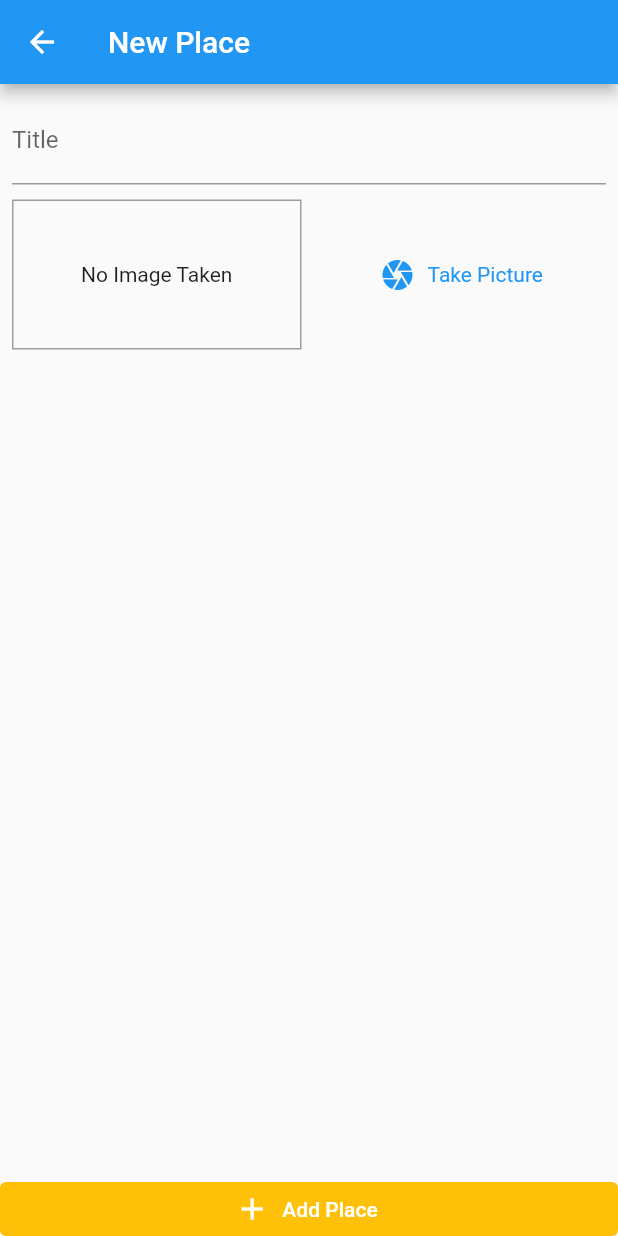
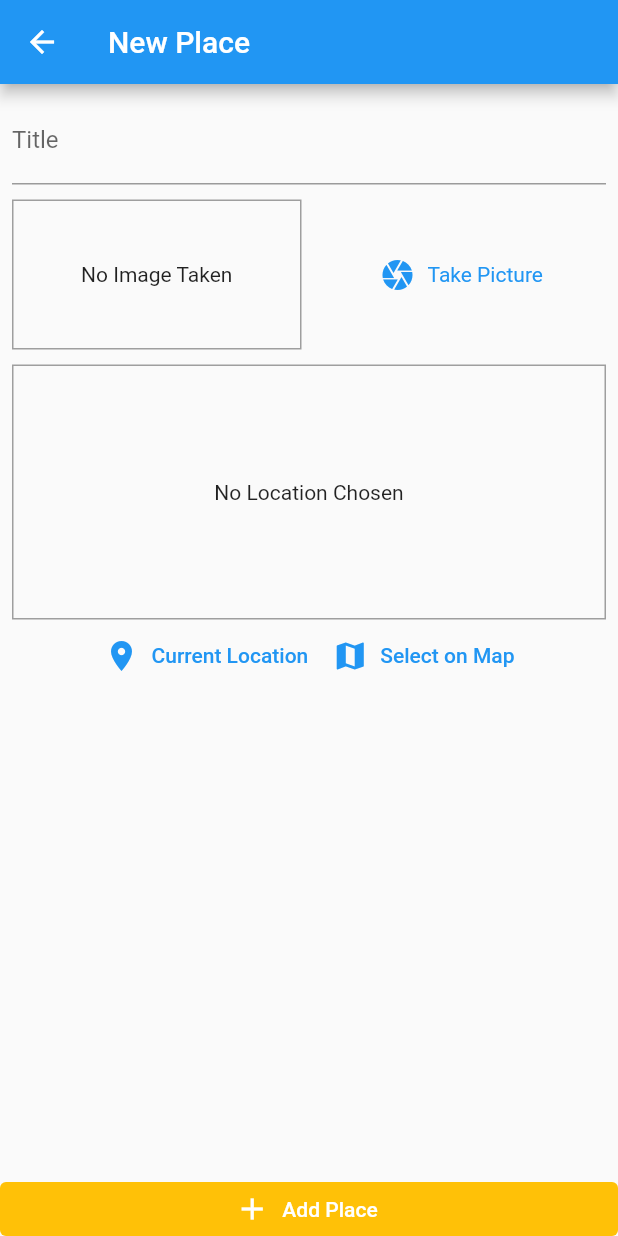
Before and after one commit to prasannakumar2495/Great-Places, a Flutter app: the AddPlaceScreen screen opened by its route, on a phone screen of 412 x 824 dp. Run offline on Flutter 3.47's test engine with Material 2 defaults, Android fonts, the phone set to English and light mode, and no system bars; our stand-ins replace google_maps_flutter, image_picker, location, sqflite; accounts and stored records are empty.

Commit message:
implemented google maps.

```diff
--- /dev/null
+++ b/lib/helpers/location_helper.dart
@@ -0,0 +1,12 @@
+const GOOGLE_API_KEY = 'AIzaSyDl8iO8oQTHb_Y2JhleAmAirTdl1w11WhY';
+
+class LocationHelper {
+  // final originalStaticMapURL =
+  //     'https://maps.googleapis.com/maps/api/staticmap?center=&$latitude,$longitude&zoom=13&size=600x300&maptype=roadmap&markers=color:red%7Clabel:C%7C$latitude,$longitude&key=$GOOGLE_API_KEY&signature=YOUR_SIGNATURE';
+  // final noSignatureMapsURL =
+  //     'https://maps.googleapis.com/maps/api/staticmap?center=&$latitude,$longitude&zoom=13&size=600x300&maptype=roadmap&markers=color:red%7Clabel:C%7C$latitude,$longitude&key=$GOOGLE_API_KEY';
+  static String generateLocationPreviewImage(
+      {required double latitude, required double longitude}) {
+    return 'https://maps.googleapis.com/maps/api/staticmap?center=&$latitude,$longitude&zoom=13&size=600x300&maptype=roadmap&markers=color:red%7Clabel:C%7C$latitude,$longitude&key=$GOOGLE_API_KEY&signature=YOUR_SIGNATURE';
+  }
+}
--- a/lib/models/place.dart
+++ b/lib/models/place.dart
@@ -5,7 +5,7 @@ class PlaceLocation {
   final double longitude;
   final String? address;
 
-  PlaceLocation({
+  const PlaceLocation({
     required this.latitude,
     required this.longitude,
     this.address,
--- a/lib/screens/add_place_screen.dart
+++ b/lib/screens/add_place_screen.dart
@@ -3,6 +3,7 @@ import 'dart:io';
 import 'package:flutter/material.dart';
 import 'package:greatplaces/provider/great_places.dart';
 import 'package:greatplaces/widgets/image_input.dart';
+import 'package:greatplaces/widgets/location_input.dart';
 import 'package:provider/provider.dart';
 
 class AddPlaceScreen extends StatefulWidget {
@@ -67,6 +68,10 @@ class _AddPlaceScreenState extends State<AddPlaceScreen> {
                     ),
                     const SizedBox(height: 10),
                     ImageInput(onSelectImage: _selectImage),
+                    const SizedBox(
+                      height: 10,
+                    ),
+                    const LocationInput(),
                   ],
                 ),
               ),
--- /dev/null
+++ b/lib/widgets/location_input.dart
@@ -0,0 +1,89 @@
+import 'package:flutter/material.dart';
+import 'package:greatplaces/helpers/location_helper.dart';
+import 'package:greatplaces/screens/maps_screen.dart';
+import 'package:location/location.dart';
+
+class LocationInput extends StatefulWidget {
+  const LocationInput({super.key});
+
+  @override
+  State<LocationInput> createState() => _LocationInputState();
+}
+
+class _LocationInputState extends State<LocationInput> {
+  String? _perviewImageUrl;
+
+  Future<void> _getCurrentUserLocation() async {
+    final locData = await Location().getLocation();
+    final staticMapImageURL = LocationHelper.generateLocationPreviewImage(
+        latitude: locData.latitude!, longitude: locData.longitude!);
+    setState(() {
+      _perviewImageUrl = staticMapImageURL;
+    });
+  }
+
+  Future<void> _selectOnMap() async {
+    final selectedLocation = await Navigator.of(context).push(
+      MaterialPageRoute(
+        fullscreenDialog: true,
+        builder: ((context) => const MapsScreen(
+              isSelecting: true,
+            )),
+      ),
+    );
+
+    if (selectedLocation == null) {
+      return;
+    }
+  }
+
+  @override
+  Widget build(BuildContext context) {
+    return Column(
+      children: [
+        Container(
+          decoration: BoxDecoration(
+            border: Border.all(
+              width: 1,
+              color: Colors.grey,
+            ),
+          ),
+          alignment: Alignment.center,
+          height: 170,
+          width: double.infinity,
+          child: _perviewImageUrl == null
+              ? const Text(
+                  'No Location Chosen',
+                  textAlign: TextAlign.center,
+                )
+              : Image.network(
+                  _perviewImageUrl!,
+                  fit: BoxFit.cover,
+                  width: double.infinity,
+                ),
+        ),
+        Row(
+          mainAxisAlignment: MainAxisAlignment.center,
+          children: [
+            TextButton.icon(
+              onPressed: _getCurrentUserLocation,
+              icon: const Icon(Icons.location_on),
+              label: Text(
+                'Current Location',
+                style: TextStyle(color: Theme.of(context).colorScheme.primary),
+              ),
+            ),
+            TextButton.icon(
+              onPressed: _selectOnMap,
+              icon: const Icon(Icons.map),
+              label: Text(
+                'Select on Map',
+                style: TextStyle(color: Theme.of(context).colorScheme.primary),
+              ),
+            ),
+          ],
+        ),
+      ],
+    );
+  }
+}
--- a/pubspec.yaml
+++ b/pubspec.yaml
@@ -41,6 +41,8 @@ dependencies:
   path_provider: ^2.0.11
   path: ^1.8.2
   sqflite: ^2.2.0+3
+  location: ^4.4.0
+  google_maps_flutter: ^2.2.1
 
 dev_dependencies:
   flutter_test:
```
Also changed, not shown: lib/screens/maps_screen.dart (added, +39 -0 lines), pubspec.lock, 5 other files.
